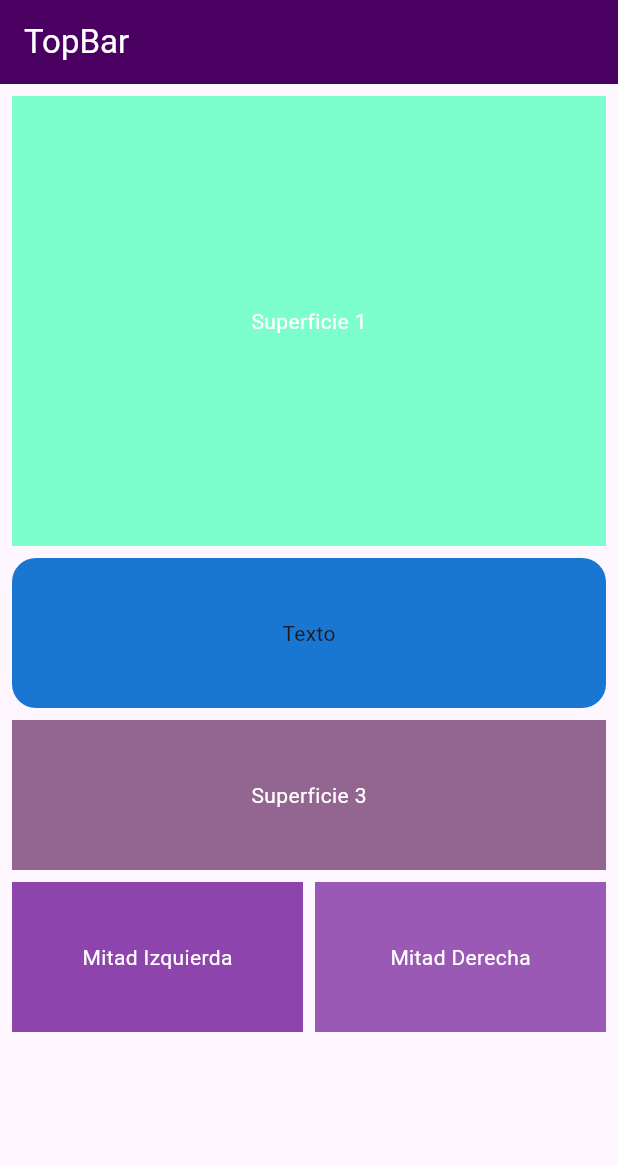
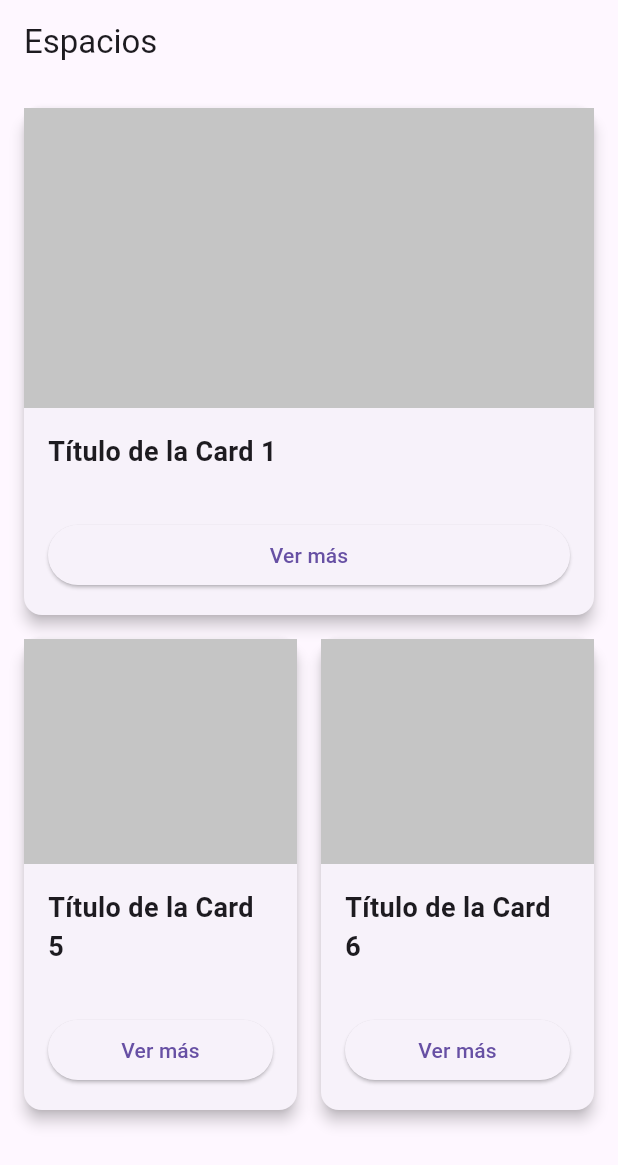
Before and after one commit to julianberry00/flutter_desarrolloapps, a Flutter app: the screen it shows after launch, on a phone screen of 412 x 824 dp. Shown: the top 1165 px of the screen. Run offline on Flutter 3.47's test engine with Material 3 defaults, Android fonts, the phone set to English and light mode, and no system bars.

Commit message:
Update main.dart

```diff
--- a/mi_nueva_app_2/lib/main.dart
+++ b/mi_nueva_app_2/lib/main.dart
@@ -10,75 +10,108 @@
   @override
   Widget build(BuildContext context) {
     return MaterialApp(
-      title: 'Superficies debajo del AppBar',
       home: Scaffold(
         appBar: AppBar(
-          title: const Text('TopBar', style: TextStyle(color: Colors.white)),
-          backgroundColor: const Color.fromARGB(255, 73, 0, 97),
-          iconTheme: const IconThemeData(color: Colors.white),
+          title: const Text('Espacios'),
         ),
-        body: Padding(
-          padding: const EdgeInsets.all(8.0),
+        body: ListView(
+          padding: const EdgeInsets.all(16.0),
+          children: [
+            // Primer Card
+            Card(
+              elevation: 4.0,
+              margin: const EdgeInsets.only(bottom: 16.0),
               child: Column(
+                crossAxisAlignment: CrossAxisAlignment.stretch,
                 children: [
                   Container(
-                height: 300,
-                width: double.infinity,
-                color: const Color.fromARGB(255, 124, 255, 205),
-                child: const Center(
-                  child: Text(
-                    'Superficie 1',
-                    style: TextStyle(color: Colors.white),
+                    height: 200, // Altura del contenedor dentro de la Card
+                    color: const Color.fromARGB(255, 197, 197, 197), // Color sólido en lugar de imagen
+                    width: double.infinity, // Ancho completo
+                  ),
+                  Container(
+                    padding: const EdgeInsets.all(16.0),
+                    child: const Text(
+                      'Título de la Card 1',
+                      style: TextStyle(fontSize: 18, fontWeight: FontWeight.bold),
+                    ),
+                  ),
+                  Padding(
+                    padding: const EdgeInsets.all(16.0),
+                    child: ElevatedButton(
+                      onPressed: () {
+                        // Acción cuando se presiona el botón
+                      },
+                      child: const Text('Ver más'),
+                    ),
+                  ),
+                ],
+              ),
+            ),
+            // Segundo Card con dos filas de Cards
+            Row(
+              children: [
+                Expanded(
+                  child: Card(
+                    elevation: 4.0,
+                    margin: const EdgeInsets.only(right: 8.0, bottom: 16.0),
+                    child: Column(
+                      crossAxisAlignment: CrossAxisAlignment.stretch,
+                      children: [
+                        Container(
+                          height: 150, // Altura del contenedor dentro de la Card
+                          color: const Color.fromARGB(255, 197, 197, 197), // Color sólido en lugar de imagen
+                          width: double.infinity, // Ancho completo dentro del Expanded
+                        ),
+                        Container(
+                          padding: const EdgeInsets.all(16.0),
+                          child: const Text(
+                            'Título de la Card 5',
+                            style: TextStyle(fontSize: 18, fontWeight: FontWeight.bold),
+                          ),
+                        ),
+                        Padding(
+                          padding: const EdgeInsets.all(16.0),
+                          child: ElevatedButton(
+                            onPressed: () {
+                              // Acción cuando se presiona el botón
+                            },
+                            child: const Text('Ver más'),
+                          ),
+                        ),
+                      ],
                     ),
                   ),
                 ),
-              const SizedBox(height: 8),
+                Expanded(
+                  child: Card(
+                    elevation: 4.0,
+                    margin: const EdgeInsets.only(left: 8.0, bottom: 16.0),
+                    child: Column(
+                      crossAxisAlignment: CrossAxisAlignment.stretch,
+                      children: [
                         Container(
-                height: 100,
-                width: double.infinity,
-                decoration: BoxDecoration(
-                  color: Color(0xFF1976D2),
-                  borderRadius: BorderRadius.circular(16),
+                          height: 150, // Altura del contenedor dentro de la Card
+                          color: const Color.fromARGB(255, 197, 197, 197), // Color sólido en lugar de imagen
+                          width: double.infinity, // Ancho completo dentro del Expanded
                         ),
-                child: Center(child: Text('Texto')),
-              ),
-              const SizedBox(height: 8),
                         Container(
-                height: 100,
-                width: double.infinity,
-                color: const Color.fromARGB(255, 146, 102, 145),
-                child: const Center(
-                  child: Text(
-                    'Superficie 3',
-                    style: TextStyle(color: Colors.white),
+                          padding: const EdgeInsets.all(16.0),
+                          child: const Text(
+                            'Título de la Card 6',
+                            style: TextStyle(fontSize: 18, fontWeight: FontWeight.bold),
                           ),
                         ),
-              ),
-              const SizedBox(height: 8),
-              Row(
-                children: [
-                  Expanded(
-                    child: Container(
-                      height: 100,
-                      color: const Color.fromARGB(255, 142, 68, 173),
-                      child: const Center(
-                        child: Text(
-                          'Mitad Izquierda',
-                          style: TextStyle(color: Colors.white),
+                        Padding(
+                          padding: const EdgeInsets.all(16.0),
+                          child: ElevatedButton(
+                            onPressed: () {
+                              // Acción cuando se presiona el botón
+                            },
+                            child: const Text('Ver más'),
                           ),
                         ),
-                    ),
-                  ),
-                  const SizedBox(width: 8),
-                  Expanded(
-                    child: Container(
-                      height: 100,
-                      color: const Color.fromARGB(255, 155, 89, 182),
-                      child: const Center(
-                        child: Text(
-                          'Mitad Derecha',
-                          style: TextStyle(color: Colors.white),
-                        ),
+                      ],
                     ),
                   ),
                 ),
@@ -87,7 +120,6 @@
           ],
         ),
       ),
-      ),
     );
   }
 }
```
Lines whose indentation alone changed are shown as unchanged.
